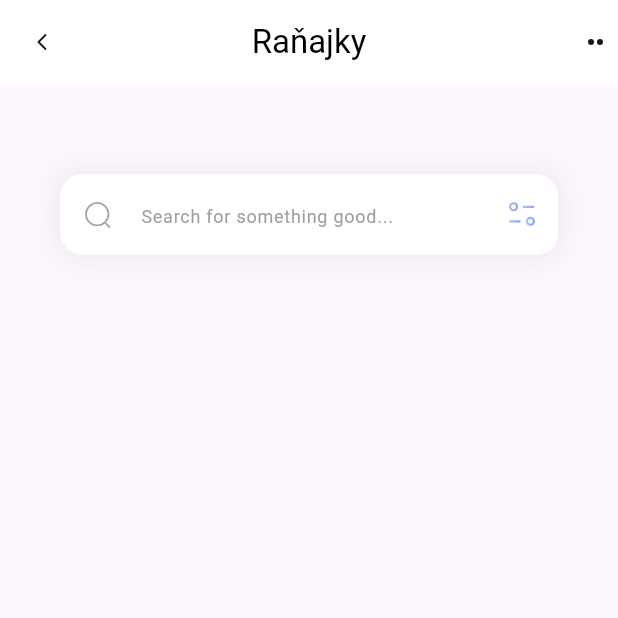
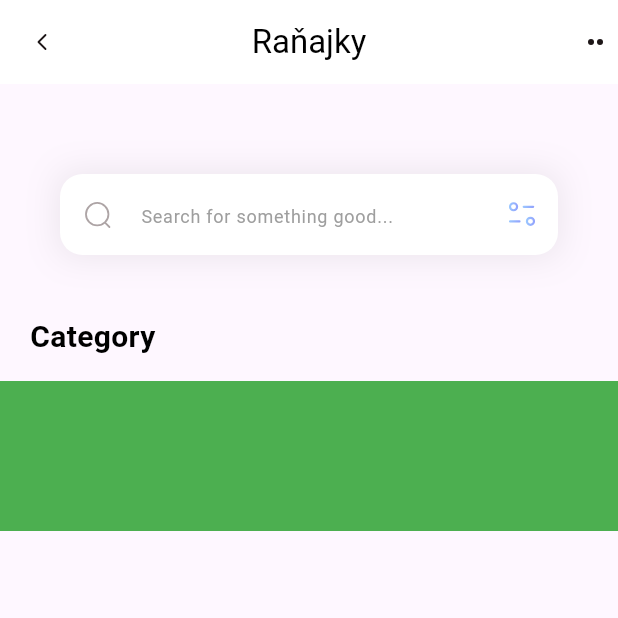
Before and after one commit to Fidlikant/fitness, a Flutter app: the screen it shows after launch, on a phone screen of 412 x 824 dp, the top half of it. Run offline on Flutter 3.47's test engine with Material 3 defaults, Android fonts, the phone set to English and light mode, and no system bars; our stand-ins replace flutter_svg.

```diff
--- a/lib/pages/home.dart
+++ b/lib/pages/home.dart
@@ -8,28 +8,44 @@ class HomePage extends StatelessWidget {
   Widget build(BuildContext context) {
     return Scaffold(
         appBar: appBar(),
-      body: Column(
+        body: Column(crossAxisAlignment: CrossAxisAlignment.start, children: [
+          _searchField(),
+          SizedBox(height: 40),
+          Column(
+            crossAxisAlignment: CrossAxisAlignment.start,
             children: [
-          _searchField()
-          ]
+              Padding(
+                padding: const EdgeInsets.only(left: 20),
+                child: Text(
+                  'Category',
+                  style: const TextStyle(
+                    color: Color.fromARGB(255, 0, 0, 0),
+                    fontSize: 20,
+                    fontWeight: FontWeight.bold,
+                  ),
+                ),
+              ),
+              SizedBox(height: 15),
+              Container(
+                height: 100,
+                color: Colors.green,
 
               )
-
-    );
+            ],
+          )
+        ]));
   }
 
   Container _searchField() {
     return Container(
         margin: const EdgeInsets.only(top: 60, left: 40, right: 40),
-          decoration: BoxDecoration(
-            boxShadow: [
+        decoration: BoxDecoration(boxShadow: [
           BoxShadow(
             color: Color.fromARGB(255, 60, 58, 59).withOpacity(0.11),
             blurRadius: 20,
             spreadRadius: 0.0,
           )
-            ]
-          ),
+        ]),
         child: TextField(
           decoration: InputDecoration(
             filled: true,
@@ -50,29 +66,24 @@ class HomePage extends StatelessWidget {
             ),
             border: OutlineInputBorder(
                 borderRadius: BorderRadius.circular(15),
-              borderSide: BorderSide.none
+                borderSide: BorderSide.none),
           ),
-          ),
-        )
-        );
+        ));
   }
 
   AppBar appBar() {
     return AppBar(
-      title: const Text('Raňajky', style: TextStyle(color: Color.fromARGB(255, 0, 0, 0))),
+      title: const Text('Raňajky',
+          style: TextStyle(color: Color.fromARGB(255, 0, 0, 0))),
       centerTitle: true,
       backgroundColor: const Color.fromARGB(255, 255, 255, 255),
       leading: GestureDetector(
-        onTap:() {
-
-        },
+        onTap: () {},
         child: Container(
           margin: const EdgeInsets.all(10),
           alignment: Alignment.center,
           child: SvgPicture.asset('assets/icons/Arrow - Left 2.svg'),
-        decoration: BoxDecoration(
-
-            borderRadius: BorderRadius.circular(10)),
+          decoration: BoxDecoration(borderRadius: BorderRadius.circular(10)),
         ),
       ),
       actions: [
@@ -80,9 +91,7 @@ class HomePage extends StatelessWidget {
           margin: const EdgeInsets.all(10),
           alignment: Alignment.center,
           child: SvgPicture.asset('assets/icons/dots.svg'),
-          decoration: BoxDecoration(
-
-              borderRadius: BorderRadius.circular(10)),
+          decoration: BoxDecoration(borderRadius: BorderRadius.circular(10)),
         ),
       ],
     );
```
Lines whose indentation alone changed are shown as unchanged.
